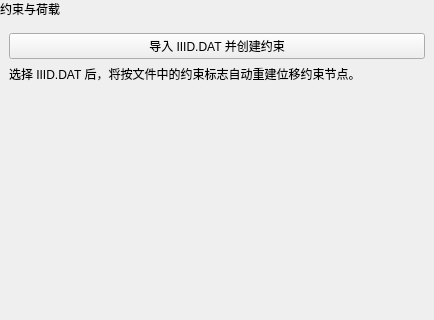
Old version of the form plugins/Base_PhysicalField/PhysicalFieldSettingWidget.ui in the repository asd977/base_cae; both pictures show x 0 to 434 and y 0 to 320 of the 434 by 681 pixel window.
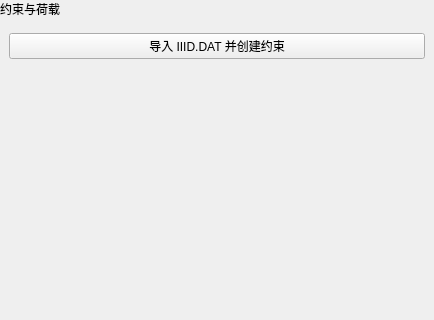
New version of the form.

Commit message: 更新代码

```diff
--- a/plugins/Base_PhysicalField/PhysicalFieldSettingWidget.ui
+++ b/plugins/Base_PhysicalField/PhysicalFieldSettingWidget.ui
@@ -46,16 +46,6 @@
         </property>
        </widget>
       </item>
-      <item>
-       <widget class="QLabel" name="importHintLabel">
-        <property name="text">
-         <string>选择 IIID.DAT 后，将按文件中的约束标志自动重建位移约束节点。</string>
-        </property>
-        <property name="wordWrap">
-         <bool>true</bool>
-        </property>
-       </widget>
-      </item>
      </layout>
     </widget>
    </item>
```
